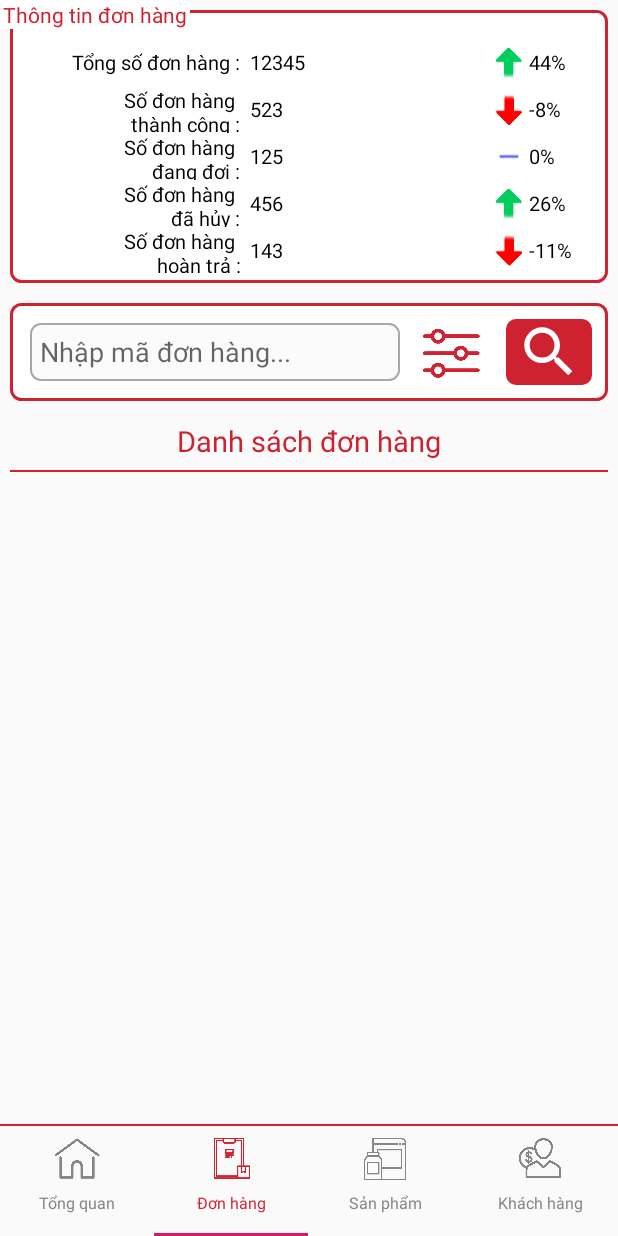
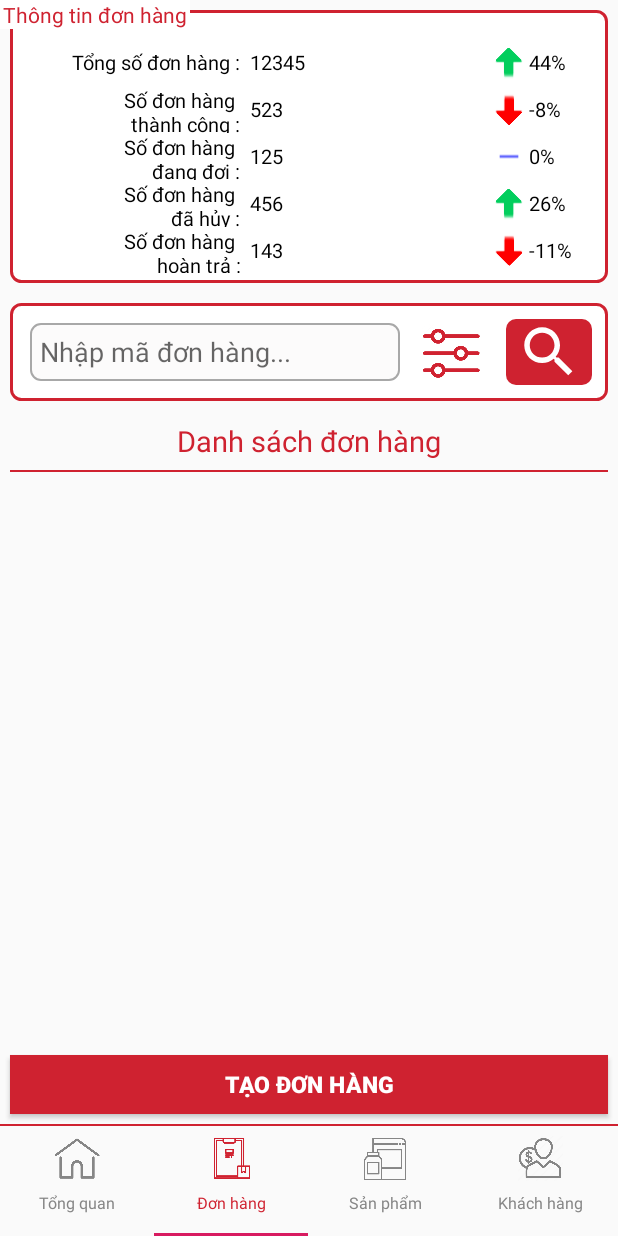
Before and after one commit to duongtricn2c/LeoCosmeticsShop, an Android app: the FragmentHomePage screen opened directly, with no data from a screen before it, item 2 of the bottom bar chosen, on a phone screen of 412 x 824 dp. Run offline under Robolectric (Android 15) with nearby library versions, the phone set to English and light mode, and no system bars; our stand-ins replace sdp/ssp sizes.

Commit message:
commit fragment Orders & chart report in Home layout

```diff
--- a/app/build.gradle
+++ b/app/build.gradle
@@ -26,6 +26,9 @@ android {
 allprojects {
     repositories {
         mavenCentral()
+        maven {
+            url "https://jitpack.io"
+        }
     }
 }
 
@@ -43,4 +46,5 @@ dependencies {
     //noinspection GradleDynamicVersion
     implementation 'pl.droidsonroids.gif:android-gif-drawable:1.1.+'
     implementation 'com.google.android.material:material:1.2.0-alpha01'
+    implementation 'com.github.lecho:hellocharts-android:v1.5.8'
 }
--- a/app/src/main/res/layout/fragment_orders.xml
+++ b/app/src/main/res/layout/fragment_orders.xml
@@ -1,16 +1,16 @@
 <?xml version="1.0" encoding="utf-8"?>
-<ScrollView xmlns:android="http://schemas.android.com/apk/res/android"
+<RelativeLayout xmlns:android="http://schemas.android.com/apk/res/android"
     xmlns:tools="http://schemas.android.com/tools"
     android:layout_width="match_parent"
     android:layout_height="match_parent"
     tools:context=".fragment.FragmentProducts">
 
     <LinearLayout
+        android:id="@+id/mainView"
         android:layout_width="match_parent"
-        android:layout_height="match_parent"
-        android:orientation="vertical"
-        tools:ignore="ScrollViewSize,UselessLeaf">
-        <!--        Layout thống kê sản phẩm tồn-->
+        android:layout_height="wrap_content"
+        android:orientation="vertical">
+        <!-- Layout thống kê sản phẩm tồn-->
         <RelativeLayout
             android:layout_width="match_parent"
             android:layout_height="@dimen/_150sdp">
@@ -307,7 +307,18 @@
             android:layout_height="match_parent"
             android:layout_marginLeft="@dimen/_5sdp"
             android:layout_marginRight="@dimen/_5sdp" />
+
     </LinearLayout>
+    <Button
+        android:id="@+id/addOrder"
+        android:text="@string/add_orders"
+        android:textColor="@color/colorWhite"
+        android:textStyle="bold"
+        android:textSize="@dimen/_12sdp"
+        android:background="@color/textMenuSelect"
+        android:layout_margin="@dimen/_5sdp"
+        android:layout_alignParentBottom="true"
+        android:layout_width="match_parent"
+        android:layout_height="@dimen/_30sdp"/>
 
-
-</ScrollView>
+</RelativeLayout>
--- a/app/src/main/res/values/dimens.xml
+++ b/app/src/main/res/values/dimens.xml
@@ -15,4 +15,5 @@
     <dimen name="_30sp">30sp</dimen>
     <dimen name="_20sp">20sp</dimen>
     <dimen name="_200dp">200dp</dimen>
+    <dimen name="dp_1">1dp</dimen>
 </resources>
--- a/app/src/main/res/values/strings.xml
+++ b/app/src/main/res/values/strings.xml
@@ -26,4 +26,5 @@
     <string name="SumOrderDefine">Số đơn hàng \n hoàn trả :</string>
     <string name="TypingOderCode">Nhập mã đơn hàng...</string>
     <string name="ReportOrder">Thông tin đơn hàng</string>
+    <string name="add_orders">Tạo đơn hàng</string>
 </resources>
```
Also changed, not shown: app/src/main/java/com/dvtri/leo_cosmetic_2710/fragment/OrderAdapter.kt (added, +33 -0 lines), app/src/main/res/layout/fragment_home_page.xml (+24 -3 lines), app/src/main/res/layout/item_view_oders.xml (added, +51 -0 lines), 1 other file.
